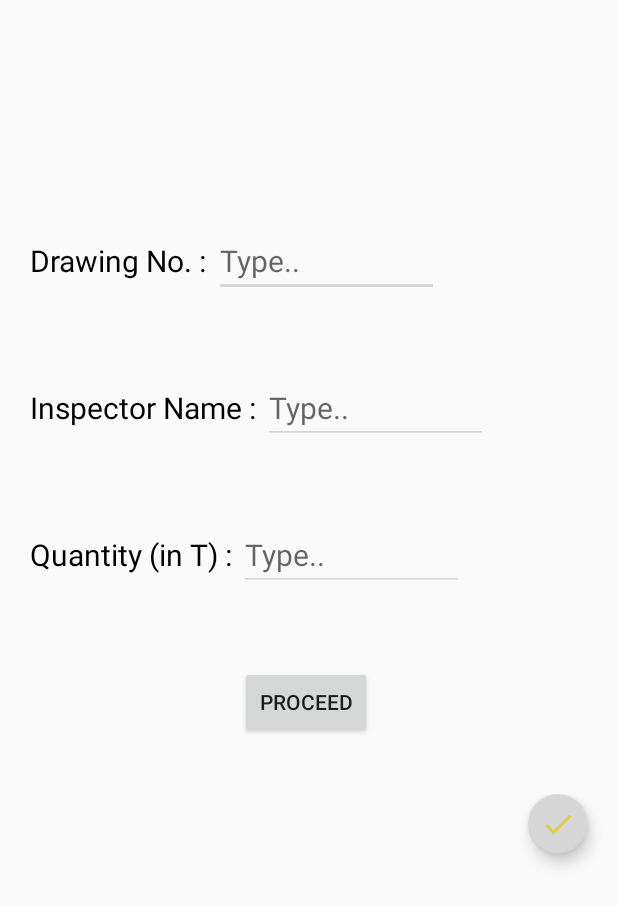
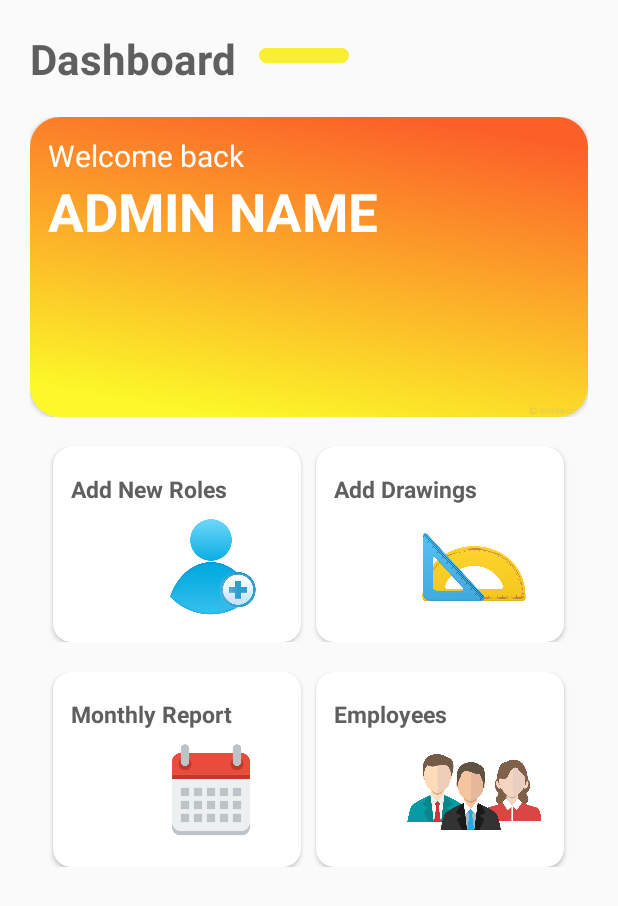
Before and after one commit to 1ezio/Hirmi_android_client, an Android app: the screen it shows after launch (MainActivity before the commit, AdminMainScreenActivity after it), after a tap on "ADMIN", on a phone screen of 412 x 824 dp. Shown: the top 906 px of the screen. Run offline under Robolectric (Android 15) with nearby library versions, the phone set to English and light mode, and no system bars.

Commit message:
Card view layout

```diff
--- a/app/src/main/java/com/hirmiproject/hirmi/AdminMainScreenActivity.java
+++ b/app/src/main/java/com/hirmiproject/hirmi/AdminMainScreenActivity.java
@@ -1,14 +1,54 @@
 package com.hirmiproject.hirmi;
 
 import androidx.appcompat.app.AppCompatActivity;
+import androidx.cardview.widget.CardView;
 
 import android.os.Bundle;
+import android.view.View;
 
 public class AdminMainScreenActivity extends AppCompatActivity {
+
+    CardView addNewRoles;
+    CardView addDrawings;
+    CardView monthlyReport;
+    CardView employee;
 
     @Override
     protected void onCreate(Bundle savedInstanceState) {
         super.onCreate(savedInstanceState);
         setContentView(R.layout.activity_admin_main_screen);
+
+        addNewRoles = findViewById(R.id.cv_add_new_roles);
+        addNewRoles.setOnClickListener(new View.OnClickListener() {
+            @Override
+            public void onClick(View v) {
+
+            }
+        });
+
+        addDrawings = findViewById(R.id.cv_add_drawings);
+        addDrawings.setOnClickListener(new View.OnClickListener() {
+            @Override
+            public void onClick(View v) {
+
+            }
+        });
+
+        monthlyReport = findViewById(R.id.cv_monthly_report);
+        monthlyReport.setOnClickListener(new View.OnClickListener() {
+            @Override
+            public void onClick(View v) {
+
+            }
+        });
+
+        employee = findViewById(R.id.cv_employees);
+        employee.setOnClickListener(new View.OnClickListener() {
+            @Override
+            public void onClick(View v) {
+
+            }
+        });
+
     }
 }
--- a/app/src/main/java/com/hirmiproject/hirmi/login.java
+++ b/app/src/main/java/com/hirmiproject/hirmi/login.java
@@ -22,7 +22,7 @@ public class login extends AppCompatActivity {
         adminlaylout.setOnClickListener(new View.OnClickListener() {
             @Override
             public void onClick(View view) {
-                startActivity(new Intent(getApplicationContext(),MainActivity.class));
+                startActivity(new Intent(getApplicationContext(),AdminMainScreenActivity.class));
             }
         });
 
--- a/app/src/main/res/layout/activity_admin_main_screen.xml
+++ b/app/src/main/res/layout/activity_admin_main_screen.xml
@@ -42,7 +42,6 @@
             android:layout_width="match_parent"
             android:layout_height="200dp"
             android:elevation="12dp"
-
             android:padding="12dp"
             app:cardCornerRadius="20dp">
 
@@ -80,6 +79,7 @@
                     <TextView
                         android:layout_width="wrap_content"
                         android:layout_height="wrap_content"
+                        android:id="@+id/tv_admin_name"
                         android:text="ADMIN NAME"
                         android:textColor="#ffff"
                         android:textStyle="bold"
@@ -104,7 +104,8 @@
             android:layout_height="match_parent"
             android:elevation="12dp"
             android:padding="12dp"
-            app:cardCornerRadius="12dp">
+            app:cardCornerRadius="12dp"
+            android:id="@+id/cv_add_new_roles">
 
             <RelativeLayout
                 android:layout_width="match_parent"
@@ -141,7 +142,8 @@
             android:layout_marginLeft="10dp"
             android:elevation="12dp"
             android:padding="12dp"
-            app:cardCornerRadius="12dp">
+            app:cardCornerRadius="12dp"
+            android:id="@+id/cv_add_drawings">
 
             <RelativeLayout
                 android:layout_width="match_parent"
@@ -179,14 +181,16 @@
         android:layout_height="150dp"
         android:gravity="center"
         android:orientation="horizontal"
-        android:padding="10dp">
+        android:padding="10dp"
+        >
 
         <androidx.cardview.widget.CardView
             android:layout_width="165dp"
             android:layout_height="match_parent"
             android:elevation="12dp"
             android:padding="12dp"
-            app:cardCornerRadius="12dp">
+            app:cardCornerRadius="12dp"
+            android:id="@+id/cv_monthly_report">
 
             <RelativeLayout
                 android:layout_width="match_parent"
@@ -223,7 +227,8 @@
             android:layout_marginLeft="10dp"
             android:elevation="12dp"
             android:padding="12dp"
-            app:cardCornerRadius="12dp">
+            app:cardCornerRadius="12dp"
+            android:id="@+id/cv_employees">
 
             <RelativeLayout
                 android:layout_width="match_parent"
```
